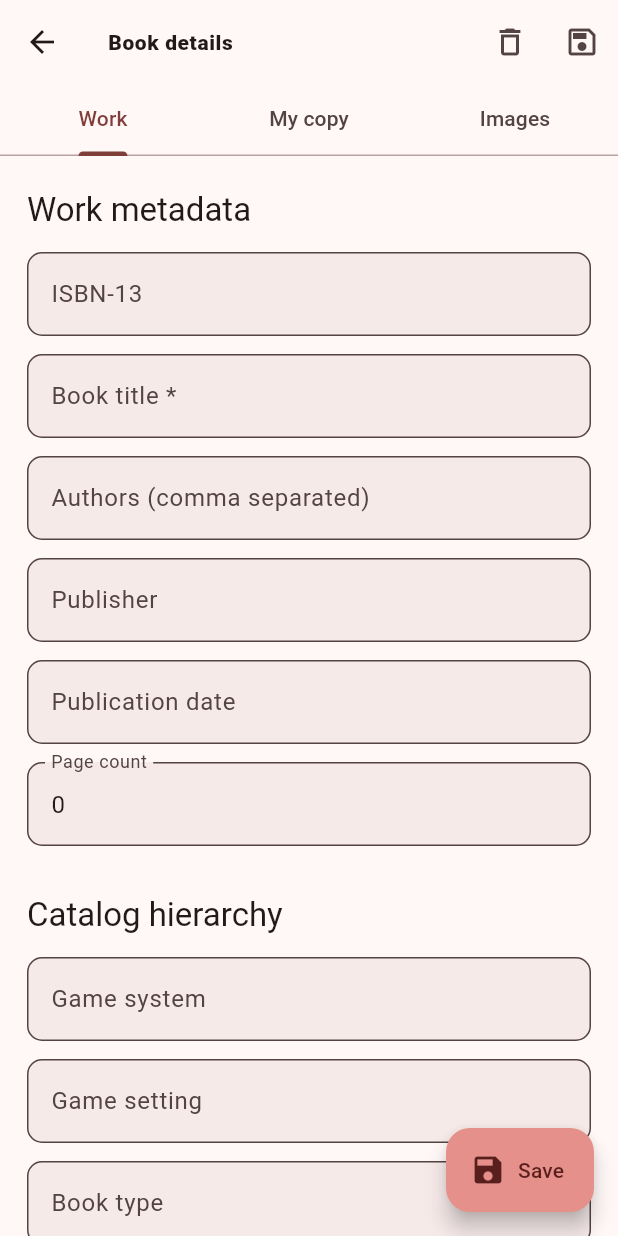
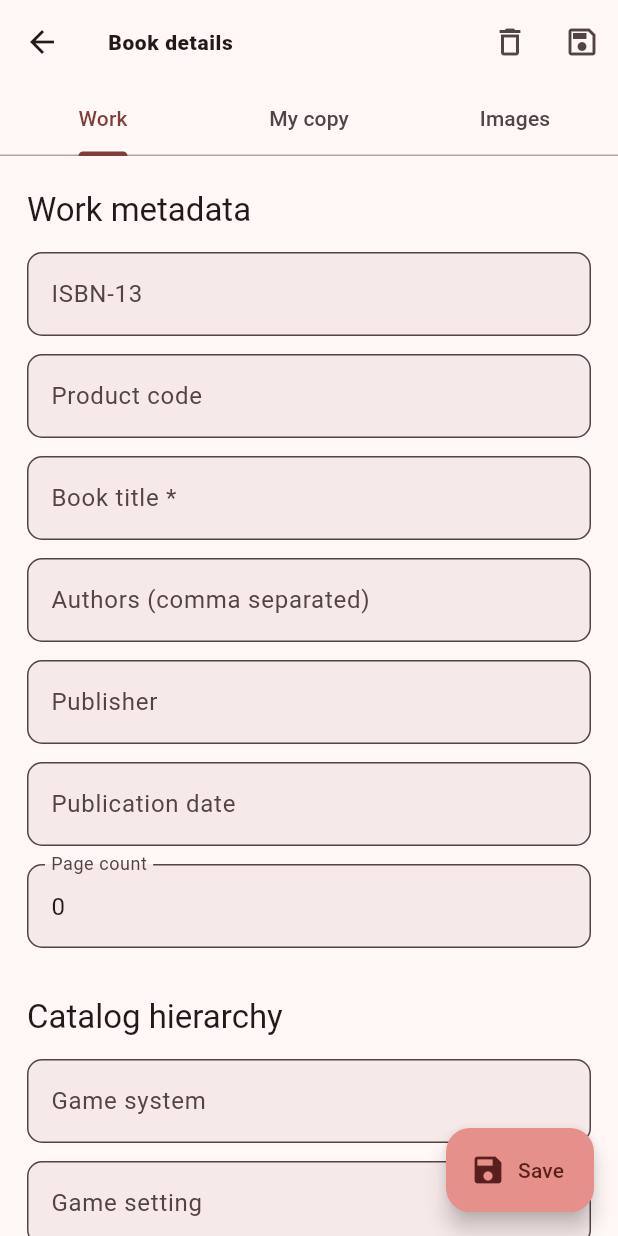
Before and after one commit to the-grognard-codes/realmwise, a Flutter app: the BookEditorScreen screen opened directly with empty values, on a phone screen of 412 x 824 dp. Run offline on Flutter 3.47's test engine with Material 3 defaults, Android fonts, the phone set to English and light mode, and no system bars; our stand-ins replace file_picker, permission_handler, shared_preferences, sqflite, sqflite_common_ffi; missing offline and left inert: mobile_scanner; accounts and stored records are empty; Roboto replaces fonts that are missing (Georgia).

Commit message:
[book_editor_screen.dart (line 109)](C:\\Users\\jaken\\Git\\rpg-catalog-chatgpt\\lib\\screens\\book_editor_screen.dart:109) adds a Product code text field to the editor. It initializes from BookWork.productCode, saves edits back through _committedWork(), and disposes its controller correctly.
[external_catalog_service_test.dart (line 102)](C:\\Users\\jaken\\Git\\rpg-catalog-chatgpt\\test\\external_catalog_service_test.dart:102) extends an existing metadata parsing test to verify gameSystem equals System and gameSetting equals Setting.

```diff
--- a/lib/screens/book_editor_screen.dart
+++ b/lib/screens/book_editor_screen.dart
@@ -109,6 +109,7 @@ class _BookEditorScreenState extends State<BookEditorScreen>
   var _saving = false;
 
   late final TextEditingController _isbn;
+  late final TextEditingController _productCode;
   late final TextEditingController _title;
   late final TextEditingController _authors;
   late final TextEditingController _publisher;
@@ -145,6 +146,7 @@ class _BookEditorScreenState extends State<BookEditorScreen>
     );
     _tabs = TabController(length: 3, vsync: this);
     _isbn = TextEditingController(text: _record.work.isbn13);
+    _productCode = TextEditingController(text: _record.work.productCode);
     _title = TextEditingController(text: _record.work.title);
     _authors = TextEditingController(text: _record.work.authors.join(', '));
     _publisher = TextEditingController(text: _record.work.publisher);
@@ -201,6 +203,7 @@ class _BookEditorScreenState extends State<BookEditorScreen>
     _tabs.dispose();
     for (final controller in [
       _isbn,
+      _productCode,
       _title,
       _authors,
       _publisher,
@@ -268,6 +271,7 @@ class _BookEditorScreenState extends State<BookEditorScreen>
 
   BookWork _committedWork() => _record.work.copyWith(
         isbn13: _isbn.text.replaceAll(RegExp(r'[^0-9Xx]'), ''),
+        productCode: _productCode.text,
         title: _title.text,
         authors: _authors.text
             .split(',')
@@ -551,6 +555,11 @@ class _BookEditorScreenState extends State<BookEditorScreen>
                   ? 'ISBN-13 must contain 13 digits.'
                   : null;
             },
+          ),
+          const SizedBox(height: 12),
+          TextFormField(
+            controller: _productCode,
+            decoration: const InputDecoration(labelText: 'Product code'),
           ),
           const SizedBox(height: 12),
           LocalAutocompleteField(
```
Also changed, not shown: 2 other files.
